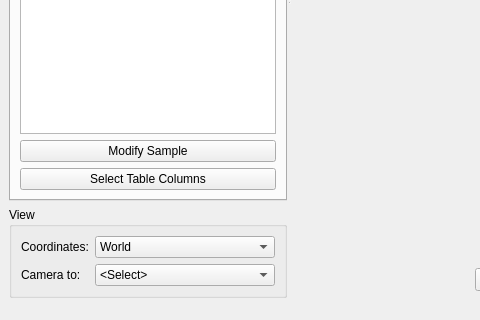
Qt form braviz/interaction/qt_guis/subject_overview.ui (diego0020/braviz-app) before a commit; both pictures show x 0 to 480 and y 338 to 658 of the 857 by 658 pixel window.
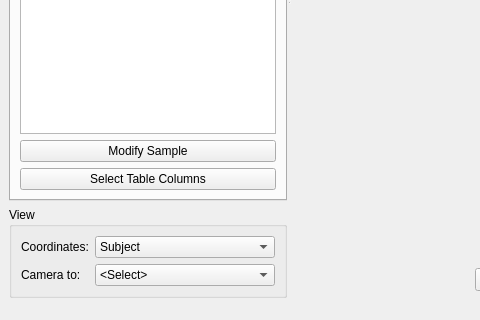
The same form after that commit. Icons and pictures are not drawn.

Commit message:
- Changed "world" to "subject", closes #92
- handle selected structures when switching the structures tree from/to dominant/nonDominant

Diff of the .ui file:
```diff
--- a/braviz/interaction/qt_guis/subject_overview.ui
+++ b/braviz/interaction/qt_guis/subject_overview.ui
@@ -1191,7 +1191,7 @@
                <widget class="QComboBox" name="space_combo">
                 <item>
                  <property name="text">
-                  <string>World</string>
+                  <string>Subject</string>
                  </property>
                 </item>
                 <item>
```
Left out of the diff: 68 changed lines with no effect on the pictures. The commit also changes 45 other files.
